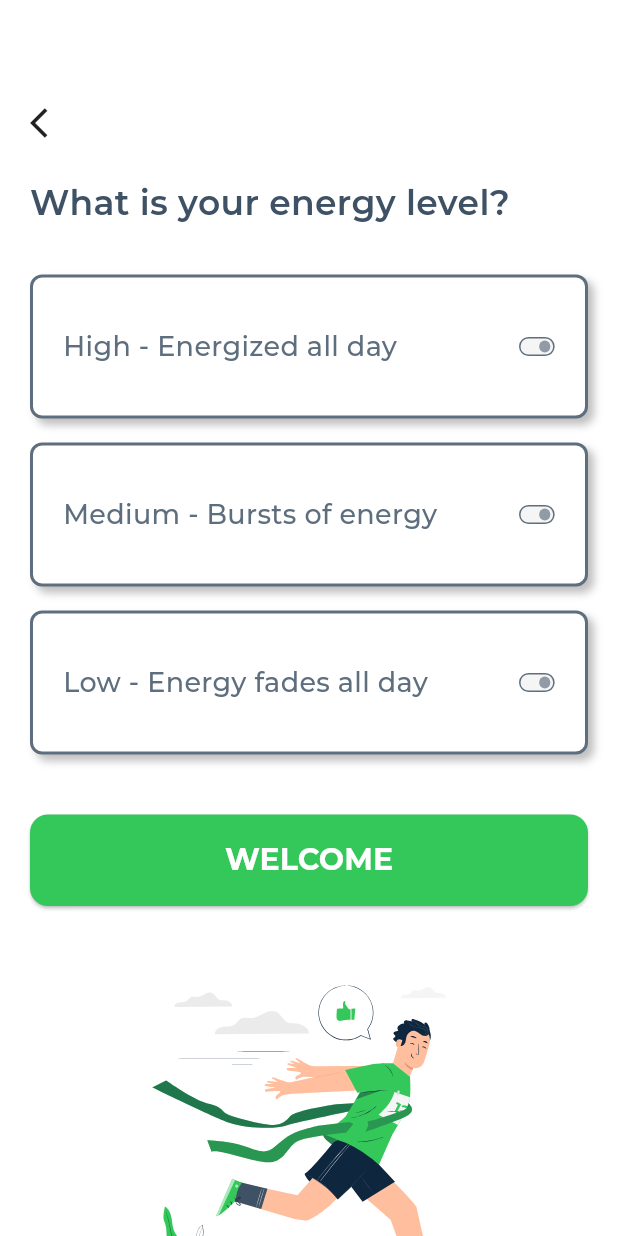
After one commit to mohamed-oraby10/prj1, a Flutter app: the EnrgyView screen opened directly, on a phone screen of 412 x 824 dp. The commit adds this screen. Run offline on Flutter 3.47's test engine with Material 3 defaults, Android fonts, the phone set to English and light mode, and no system bars; our stand-ins replace flutter_svg, smooth_page_indicator.

Commit message:
Implement SleepHoursView and integrate with OnboardingCard; add EnrgyView with energy level selection

```diff
--- /dev/null
+++ b/lib/views/enrgy_view.dart
@@ -0,0 +1,132 @@
+import 'package:flutter/material.dart';
+import 'package:flutter_svg/svg.dart';
+import 'package:prj1/constants.dart';
+import 'package:prj1/widgets/main_button.dart';
+
+class EnrgyView extends StatefulWidget {
+  const new({super.key});
+
+  @override
+  State<EnrgyView> createState() => _EnrgyViewState();
+}
+
+class _EnrgyViewState extends State<EnrgyView> {
+  List<String> items = [
+    "High - Energized all day",
+    "Medium - Bursts of energy",
+    "Low - Energy fades all day",
+  ];
+  int? selectedIndex;
+  @override
+  Widget build(BuildContext context) {
+    return Scaffold(
+      body: Padding(
+        padding: EdgeInsets.symmetric(horizontal: 20),
+        child: Column(
+          crossAxisAlignment: CrossAxisAlignment.start,
+          children: [
+            SizedBox(height: 70),
+            GestureDetector(
+              onTap: () {
+                Navigator.pop(context);
+              },
+              child: Icon(Icons.arrow_back_ios),
+            ),
+            SizedBox(height: 24),
+            Text(
+              'What is your energy level?',
+              style: TextStyle(
+                fontSize: 23,
+                fontWeight: FontWeight.w600,
+                color: kTitleText,
+              ),
+              textAlign: TextAlign.center,
+            ),
+            Center(
+              child: Column(
+                crossAxisAlignment: CrossAxisAlignment.center,
+                children: [
+                  SizedBox(height: 32),
+                  ListView.builder(
+                    padding: EdgeInsets.zero,
+                    itemCount: items.length,
+                    shrinkWrap: true,
+                    physics: NeverScrollableScrollPhysics(),
+
+                    itemBuilder: (context, index) {
+                      final isSelected = selectedIndex == index;
+
+                      return Padding(
+                        padding: const EdgeInsets.only(bottom: 16),
+                        child: GestureDetector(
+                          onTap: () {
+                            setState(() {
+                              selectedIndex = index;
+                            });
+                          },
+                          child: Container(
+                            width: double.infinity,
+                            padding: const EdgeInsets.symmetric(
+                              vertical: 33,
+                              horizontal: 20,
+                            ),
+                            decoration: BoxDecoration(
+                              color: Colors.white,
+                              boxShadow: [
+                                BoxShadow(
+                                  offset: const Offset(4, 4),
+                                  blurRadius: 4,
+                                  color: Colors.black.withOpacity(0.25),
+                                ),
+                              ],
+                              border: Border.all(
+                                width: 2,
+                                color: isSelected
+                                    ? kTitleText
+                                    : const Color(0xff5E6E7E),
+                              ),
+                              borderRadius: BorderRadius.circular(8),
+                            ),
+                            child: Row(
+                              mainAxisAlignment: MainAxisAlignment.spaceBetween,
+                              children: [
+                                Expanded(
+                                  child: Text(
+                                    items[index],
+                                    style: const TextStyle(
+                                      fontSize: 18,
+                                      fontWeight: FontWeight.w500,
+                                      color: Color(0xff5E6E7E),
+                                    ),
+                                  ),
+                                ),
+                                SvgPicture.asset(
+                                  isSelected
+                                      ? 'assets/images/btn-1 (1).svg'
+                                      : 'assets/images/btn-1.svg',
+                                  width: 24,
+                                  height: 24,
+                                ),
+                              ],
+                            ),
+                          ),
+                        ),
+                      );
+                    },
+                  ),
+                  SizedBox(height: 24),
+                  MainButton(text: 'WELCOME', onTap: () {}),
+                  SizedBox(height: 32),
+                  SvgPicture.asset(
+                    'assets/images/Finish line-pana 1.svg',
+                    height: 250,
+                  ),
+                ],
+              ),
+            ),
+          ],
+        ),
+      ),
+    );
+  }
+}
```
Also changed, not shown: lib/views/sleep_hours_view.dart (+107 -3 lines), lib/widgets/onboarding_card.dart (+12 -1 lines), assets/images/btn-1 (1).svg (added), assets/images/btn-1.svg (added).
